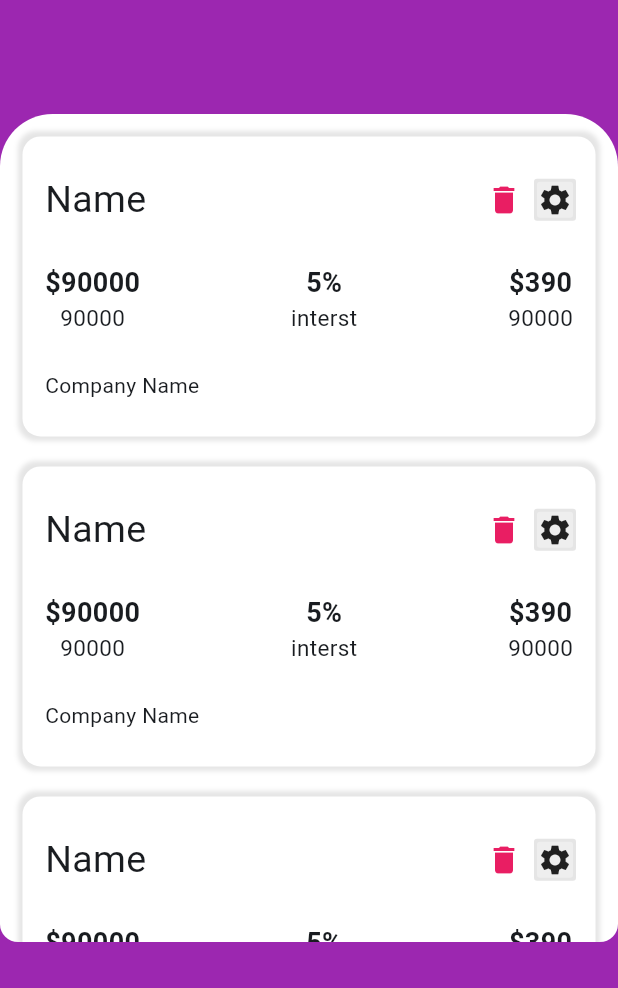
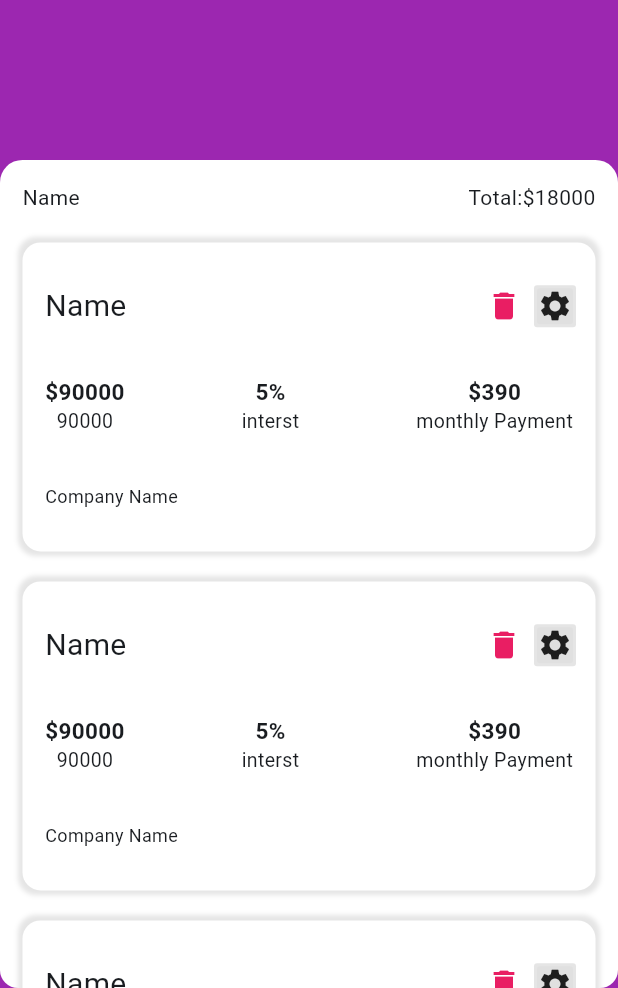
Before and after one commit to MHaddi1/myLoanApp, a Flutter app: the HomePage screen opened by its route, on a phone screen of 412 x 824 dp, the part 248-1236 px from its top. Run offline on Flutter 3.47's test engine with Material 2 defaults, Android fonts, the phone set to English and light mode, and no system bars; our stand-ins replace cached_network_image, cloud_firestore, csc_picker, firebase_auth, firebase_core, fluttertoast and 4 more; missing offline and left inert: dart:ffi; accounts and stored records are empty; network calls fail.

Commit message:
minor change in UI

```diff
--- a/lib/views/home/home_page.dart
+++ b/lib/views/home/home_page.dart
@@ -203,8 +203,8 @@ class _HomePageState extends State<HomePage> {
                 decoration: const BoxDecoration(
                   color: Colors.white,
                   borderRadius: BorderRadius.only(
-                      topRight: Radius.circular(35),
-                      topLeft: Radius.circular(35),
+                      topRight: Radius.circular(15),
+                      topLeft: Radius.circular(15),
                       bottomLeft: Radius.circular(12),
                       bottomRight: Radius.circular(12)),
                 ),
@@ -214,6 +214,7 @@ class _HomePageState extends State<HomePage> {
                           topLeft: Radius.circular(12),
                           topRight: Radius.circular(12))),
                   child: SingleChildScrollView(
+                    physics: const BouncingScrollPhysics(),
                     child: Column(
                       mainAxisAlignment: MainAxisAlignment.end,
                       children: [
@@ -222,6 +223,19 @@ class _HomePageState extends State<HomePage> {
                               horizontal: 15, vertical: 15),
                           child: Column(
                             children: [
+                              Row(
+                                mainAxisAlignment:
+                                    MainAxisAlignment.spaceBetween,
+                                children: [
+                                  Text("Name"),
+                                  Row(
+                                    children: [Text("Total:"), Text("\$18000")],
+                                  )
+                                ],
+                              ),
+                              SizedBox(
+                                height: 20,
+                              ),
                               MyCardDetail(),
                               SizedBox(
                                 height: 20,
@@ -234,6 +248,11 @@ class _HomePageState extends State<HomePage> {
                             ],
                           ),
                         ),
+                        Container(
+                          padding: const EdgeInsets.symmetric(
+                              horizontal: 15, vertical: 20),
+                          child: Column(
+                            children: [
                               if (showTextField)
                                 Padding(
                                   padding: const EdgeInsets.symmetric(
@@ -263,12 +282,11 @@ class _HomePageState extends State<HomePage> {
                                 ),
                             ],
                           ),
+                        )
+                      ],
                     ),
                   ),
                 ),
-              const Column(
-                mainAxisAlignment: MainAxisAlignment.end,
-                children: [],
               ),
             ],
           );
@@ -287,7 +305,7 @@ class MyCardDetail extends StatelessWidget {
   Widget build(BuildContext context) {
     return Container(
       padding: const EdgeInsets.symmetric(horizontal: 15, vertical: 12),
-      height: 200,
+      height: Get.height * 0.25,
       decoration: BoxDecoration(
           color: Colors.white,
           borderRadius: BorderRadius.circular(12),
@@ -306,7 +324,7 @@ class MyCardDetail extends StatelessWidget {
             children: [
               const Text(
                 "Name",
-                style: TextStyle(fontSize: 25),
+                style: TextStyle(fontSize: 20),
               ),
               Row(
                 children: [
@@ -319,7 +337,7 @@ class MyCardDetail extends StatelessWidget {
                   ),
                   Container(
                       decoration: BoxDecoration(
-                          color: Colors.grey[200],
+                          color: Colors.grey[300],
                           boxShadow: [
                             BoxShadow(
                               color: Colors.black.withOpacity(0.1),
@@ -339,11 +357,11 @@ class MyCardDetail extends StatelessWidget {
                 children: [
                   Text(
                     "\$90000",
-                    style: TextStyle(fontSize: 18, fontWeight: FontWeight.bold),
+                    style: TextStyle(fontSize: 15, fontWeight: FontWeight.bold),
                   ),
                   Text(
                     "90000",
-                    style: TextStyle(fontSize: 15),
+                    style: TextStyle(fontSize: 13),
                   ),
                 ],
               ),
@@ -351,11 +369,11 @@ class MyCardDetail extends StatelessWidget {
                 children: [
                   Text(
                     "5%",
-                    style: TextStyle(fontSize: 18, fontWeight: FontWeight.bold),
+                    style: TextStyle(fontSize: 15, fontWeight: FontWeight.bold),
                   ),
                   Text(
                     "interst",
-                    style: TextStyle(fontSize: 15),
+                    style: TextStyle(fontSize: 13),
                   ),
                 ],
               ),
@@ -363,11 +381,11 @@ class MyCardDetail extends StatelessWidget {
                 children: [
                   Text(
                     "\$390",
-                    style: TextStyle(fontSize: 18, fontWeight: FontWeight.bold),
+                    style: TextStyle(fontSize: 15, fontWeight: FontWeight.bold),
                   ),
                   Text(
-                    "90000",
-                    style: TextStyle(fontSize: 15),
+                    "monthly Payment",
+                    style: TextStyle(fontSize: 13),
                   ),
                 ],
               )
@@ -377,6 +395,7 @@ class MyCardDetail extends StatelessWidget {
             alignment: Alignment.topLeft,
             child: Text(
               "Company Name",
+              style: TextStyle(fontSize: 12),
             ),
           ),
         ],
--- a/lib/views/splash_screen.dart
+++ b/lib/views/splash_screen.dart
@@ -1,3 +1,4 @@
+import 'package:cached_network_image/cached_network_image.dart';
 import 'package:flutter/material.dart';
 import 'package:get/get.dart';
 import 'package:main_loan_app/view_models/controllers/enroll_controller/enroll_controller.dart';
@@ -28,9 +29,10 @@ class _SplashScreenState extends State<SplashScreen> {
       body: Column(
         mainAxisAlignment: MainAxisAlignment.center,
         children: [
-          Image.network(
-            "https://images.sftcdn.net/images/t_app-icon-m/p/56e4b038-3f90-406f-a6f7-57a5a418f361/2594640530/smart-loan-payday-loans-app-logo",
+          CachedNetworkImage(
             height: 100,
+            imageUrl:
+                'https://images.sftcdn.net/images/t_app-icon-m/p/56e4b038-3f90-406f-a6f7-57a5a418f361/2594640530/smart-loan-payday-loans-app-logo',
           ),
           const SizedBox(
             height: 12.0,
--- a/pubspec.yaml
+++ b/pubspec.yaml
@@ -48,6 +48,7 @@ dependencies:
   firebase_core: ^2.18.0
   cloud_firestore: ^4.10.0
   firebase_auth: ^4.10.1
+  cached_network_image: ^3.3.0
 
 dev_dependencies:
   flutter_test:
```
Also changed, not shown: pubspec.lock, 1 other file. Lines whose indentation alone changed are shown as unchanged.
